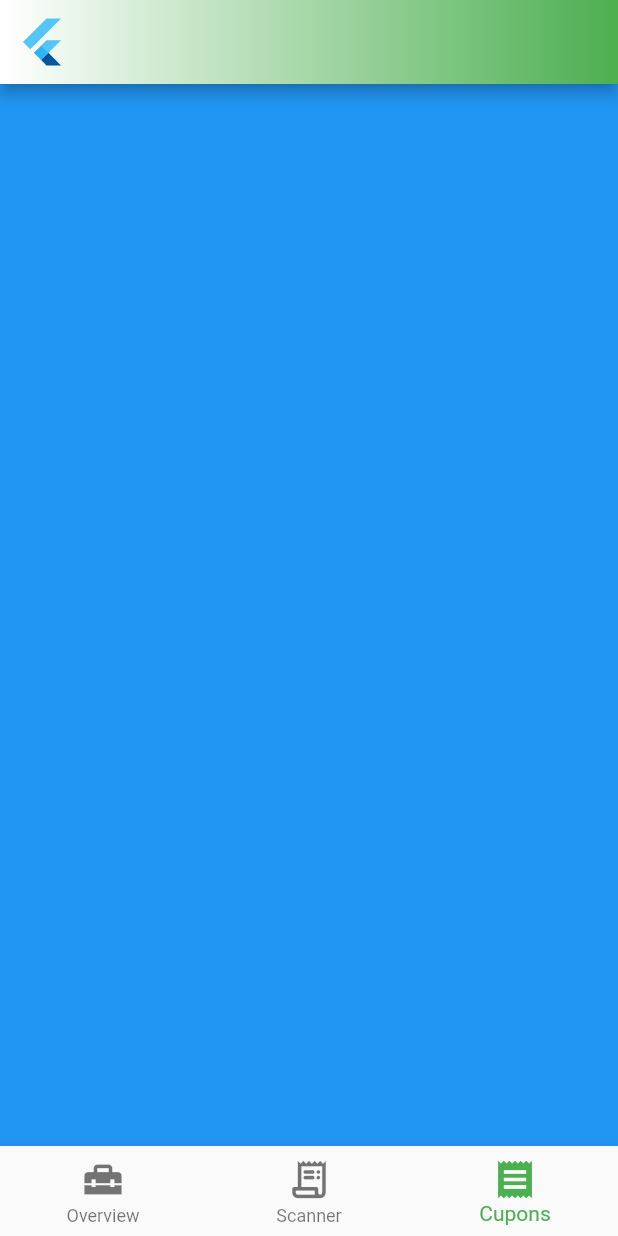
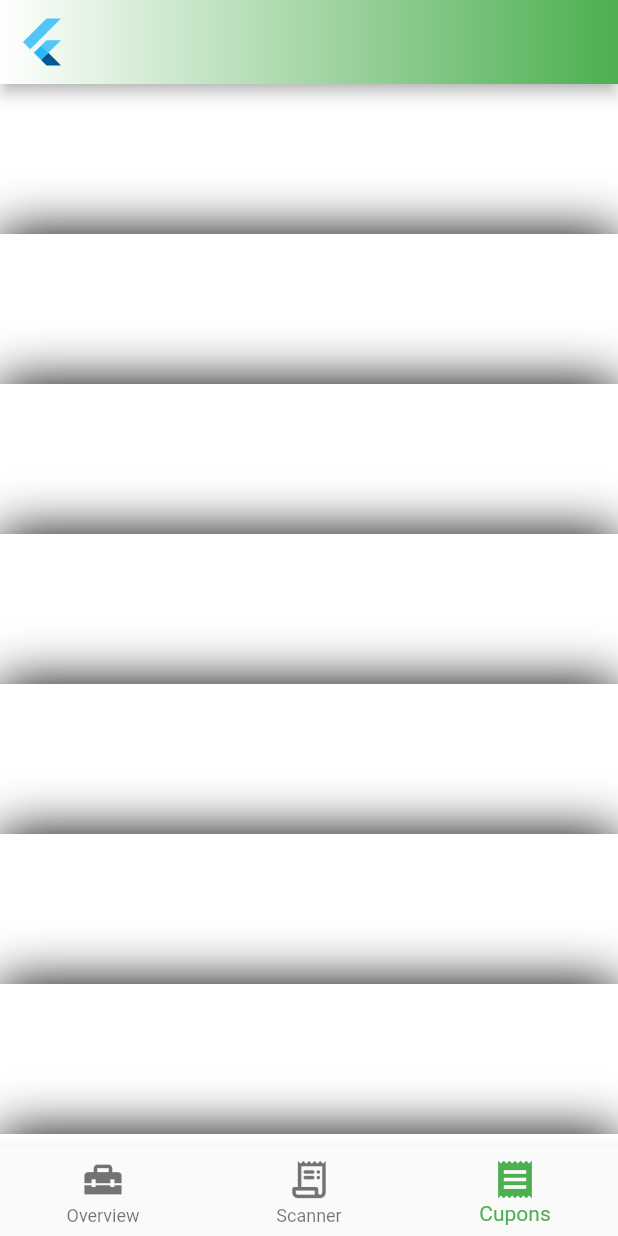
Before and after one commit to UrosSysPro/Checkout-App, a Flutter app: the screen it shows after launch, item 3 of the bottom bar chosen, on a phone screen of 412 x 824 dp. Run offline on Flutter 3.47's test engine with Material 2 defaults, Android fonts, the light colour scheme and no system bars; our stand-ins replace qr_flutter; missing offline and left inert: mobile_scanner.

```diff
--- /dev/null
+++ b/lib/CuponPage.dart
@@ -0,0 +1,37 @@
+import 'package:flutter/material.dart';
+
+class CuponPage extends StatefulWidget {
+  const CuponPage({ Key? key }) : super(key: key);
+
+  @override
+  _CuponPageState createState() => _CuponPageState();
+}
+
+class _CuponPageState extends State<CuponPage> {
+  @override
+  Widget build(BuildContext context) {
+    return ListView.builder(
+      itemCount: 10,
+      itemBuilder: (context, index) {
+        return CuponView();
+      }
+    );
+  }
+}
+
+class CuponView extends StatelessWidget {
+  const CuponView({ Key? key }) : super(key: key);
+
+  @override
+  Widget build(BuildContext context) {
+    return Container(
+      height: 100,
+      decoration: BoxDecoration(
+        color: Colors.white,
+        boxShadow: [
+          BoxShadow(blurRadius: 30,)
+        ]
+      ),
+    );
+  }
+}
--- a/lib/MainPage.dart
+++ b/lib/MainPage.dart
@@ -1,5 +1,6 @@
 import 'package:check_out_app/CameraReaderWidget.dart';
 import 'package:check_out_app/CollectionOverViewWidget.dart';
+import 'package:check_out_app/CuponPage.dart';
 import 'package:check_out_app/WelcomePage.dart';
 import 'package:flutter/material.dart';
 
@@ -47,7 +48,7 @@ class _MainPageState extends State<MainPage> {
         Widget child=Container(color: Colors.red,);
         if(_selectedIndex==0)child=CollectionOverViewWidget();
         if(_selectedIndex==1)child=CameraReaderWidget();
-        if(_selectedIndex==2)child=Container(color: Colors.blue,);
+        if(_selectedIndex==2)child=CuponPage();
 
         return child;
       }),
--- a/lib/receipt/ReceiptView.dart
+++ b/lib/receipt/ReceiptView.dart
@@ -34,6 +34,7 @@ class ReceiptView extends StatelessWidget {
             fit: StackFit.expand,
             children: [
               receiptList(),
+              // Container(color: Colors.green,),
               logo()
             ],
           ),
@@ -79,6 +80,11 @@ class ReceiptView extends StatelessWidget {
     for(Artikal a in model.artikli){
       string+="${a.naziv}  ${a.cena}  ${a.kolicina}  ${a.cena*a.kolicina}\n";
     }
+
+    for(int i=0;i<1000;i++){
+      string+="aaaa";
+    }
+
 
     return Container(
       decoration: BoxDecoration(
```
Also changed, not shown: lib/CameraReaderWidget.dart (+110 -47 lines).
